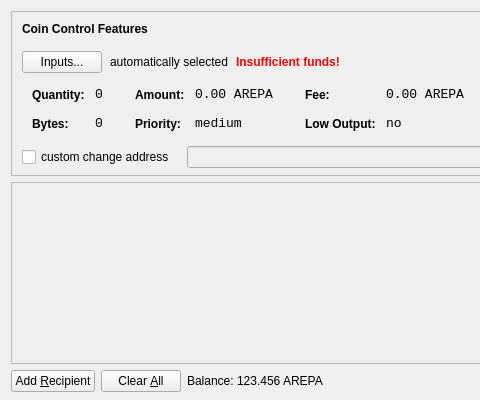
First picture: the form in src/qt/forms/sendcoinsdialog.ui, repository ProjectArepa/ArepaCoin, before the edit; both pictures show x 0 to 480 and y 0 to 400 of the 850 by 400 pixel window.
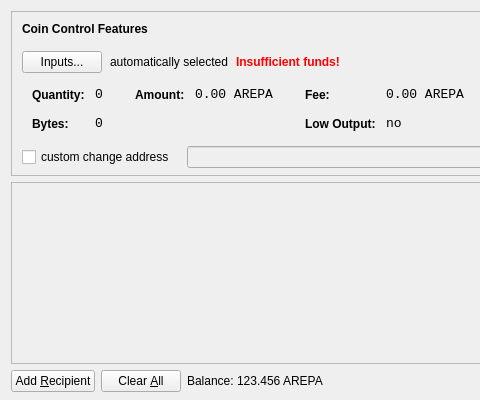
Second picture: the form after the edit. Icons and pictures are not drawn.

```diff
--- a/src/qt/forms/sendcoinsdialog.ui
+++ b/src/qt/forms/sendcoinsdialog.ui
@@ -321,39 +321,7 @@
                   <enum>Qt::ActionsContextMenu</enum>
                  </property>
                  <property name="text">
-                  <string>0.00 AREPA</string>
-                 </property>
-                 <property name="textInteractionFlags">
-                  <set>Qt::LinksAccessibleByMouse|Qt::TextSelectableByKeyboard|Qt::TextSelectableByMouse</set>
-                 </property>
-                </widget>
-               </item>
-               <item row="1" column="0">
-                <widget class="QLabel" name="labelCoinControlPriorityText">
-                 <property name="styleSheet">
-                  <string notr="true">font-weight:bold;</string>
-                 </property>
-                 <property name="text">
-                  <string>Priority:</string>
-                 </property>
-                </widget>
-               </item>
-               <item row="1" column="1">
-                <widget class="QLabel" name="labelCoinControlPriority">
-                 <property name="font">
-                  <font>
-                   <family>Monospace</family>
-                   <pointsize>10</pointsize>
-                  </font>
-                 </property>
-                 <property name="cursor">
-                  <cursorShape>IBeamCursor</cursorShape>
-                 </property>
-                 <property name="contextMenuPolicy">
-                  <enum>Qt::ActionsContextMenu</enum>
-                 </property>
-                 <property name="text">
-                  <string>medium</string>
+                  <string notr="true">0.00 AREPA</string>
                  </property>
                  <property name="textInteractionFlags">
                   <set>Qt::LinksAccessibleByMouse|Qt::TextSelectableByKeyboard|Qt::TextSelectableByMouse</set>
```
Left out of the diff: 16 changed lines with no effect on the pictures.
